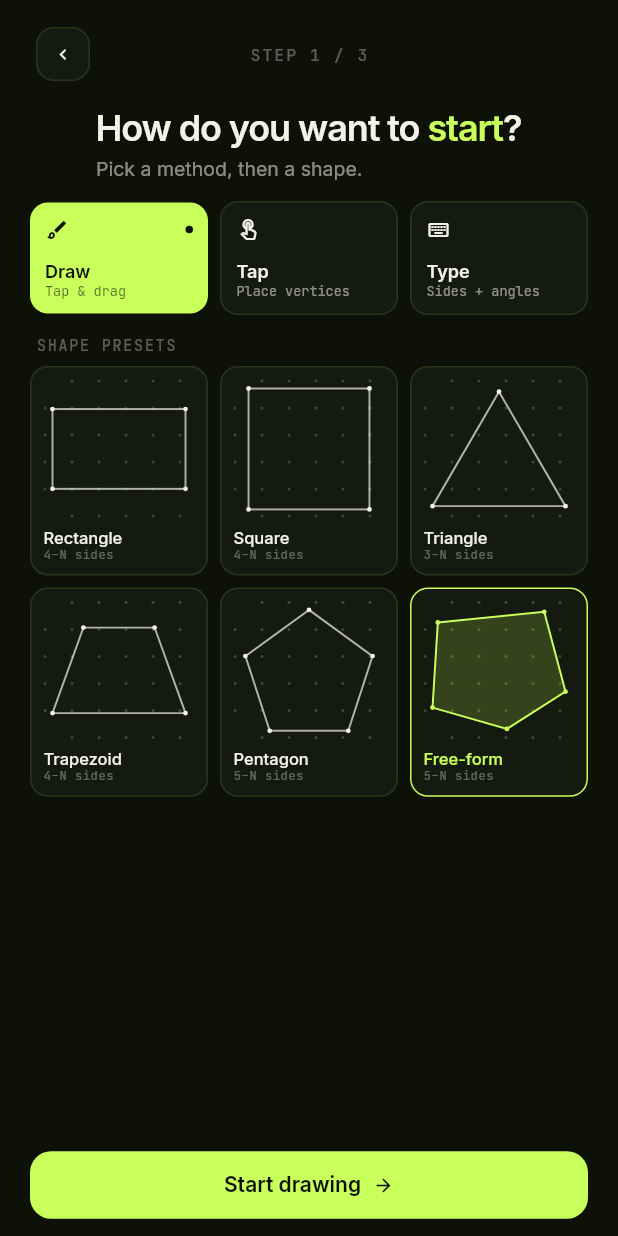
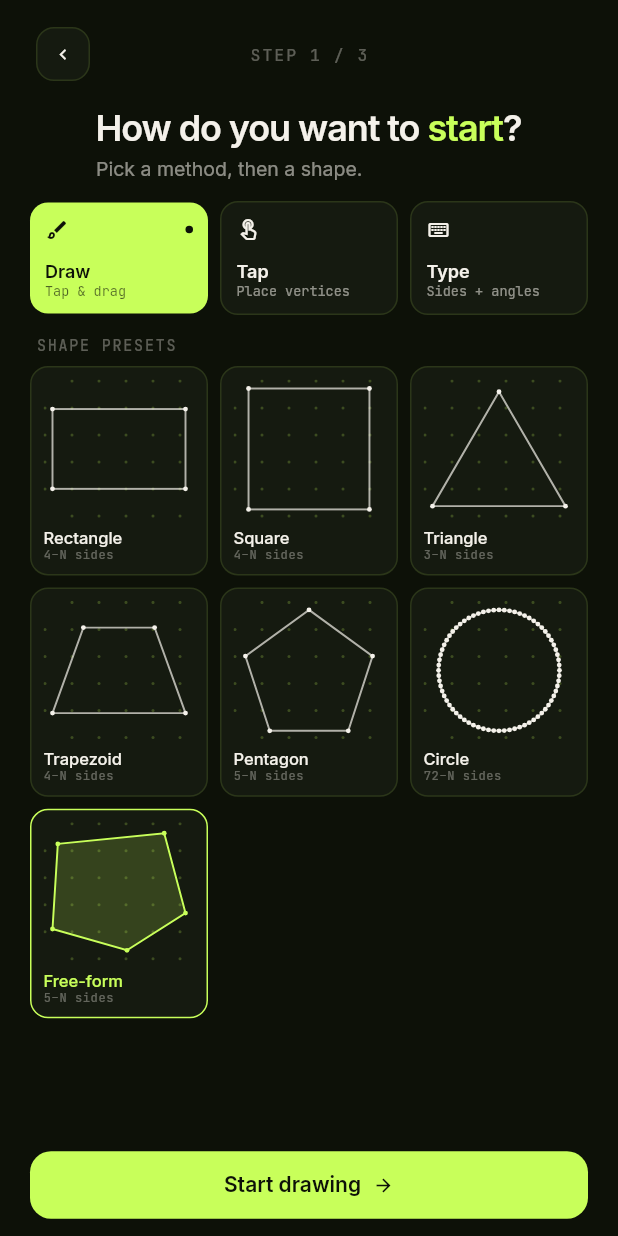
Before and after one commit to zamansheikh/plotcalc, a Flutter app: the PickerScreen screen opened by its route, on a phone screen of 412 x 824 dp. Run offline on Flutter 3.47's test engine with Material 3 defaults, Android fonts, the phone set to English and light mode, and no system bars; our stand-ins replace equatable, flutter_bloc, get_it, go_router, google_fonts, pdf and 3 more; accounts and stored records are empty.

Commit message:
feat: circle / radius shapes
Adds Circle to the shape presets. A circle stores its radius and is drawn
as a 72-sided polygon, so every painter, hit test and subdivision keeps
working without a second shape type running through the whole app.

The polygon is for drawing only — its area sits ~0.13% under the true
circle. Everything the user reads comes from Plot.areaSqm / perimeterM,
which use pi*r^2 and 2*pi*r when a radius is known; the history, home,
subdivide and result screens now go through those instead of calling the
shoelace formula themselves.

Editing the outline (dragging, inserting or removing a vertex, or
adjusting a diagonal) clears the radius: a dragged vertex is no longer a
circle, and it becomes an ordinary polygon. The draw screen shows RADIUS
in place of the meaningless "72 sides".

circleRadiusM is omitted from stored JSON when unset, so plots from
earlier releases load unchanged, and a zero, negative or non-numeric
value reads as "not a circle" rather than throwing.

```diff
--- a/lib/core/geometry/geometry.dart
+++ b/lib/core/geometry/geometry.dart
@@ -67,4 +67,16 @@ class Geometry {
     }
     return (minX, minY, maxX, maxY);
   }
+
+  /// Exact area of a circle, used instead of the polygon approximation when
+  /// a plot knows its radius.
+  static double circleArea(double radius) => math.pi * radius * radius;
+
+  /// Exact circumference, likewise.
+  static double circleCircumference(double radius) => 2 * math.pi * radius;
+
+  /// Radius of the circle with the given area — how a typed area becomes a
+  /// drawable circle.
+  static double radiusForArea(double areaSqm) =>
+      areaSqm <= 0 ? 0 : math.sqrt(areaSqm / math.pi);
 }
--- a/lib/core/geometry/presets.dart
+++ b/lib/core/geometry/presets.dart
@@ -8,8 +8,27 @@ enum ShapePreset {
   triangle,
   trapezoid,
   pentagon,
+  circle,
   freeform,
 }
+
+/// A circle is stored as its radius and drawn as a fine regular polygon, so
+/// every painter and hit test keeps working unchanged.
+///
+/// The polygon is for drawing only: at 72 sides its area is about 0.13% under
+/// the true circle, which is invisible on screen but would be wrong in a
+/// figure. Anything the user reads comes from [Plot.areaSqm] /
+/// [Plot.perimeterM], which use the exact formulae when a radius is known.
+const int circleSegments = 72;
+
+/// Vertices approximating a circle of [radius] metres, centred at origin.
+List<Vertex> circleVertices(double radius) => List.generate(
+  circleSegments,
+  (i) {
+    final a = -math.pi / 2 + i * 2 * math.pi / circleSegments;
+    return Vertex(radius * math.cos(a), radius * math.sin(a));
+  },
+);
 
 extension ShapePresetX on ShapePreset {
   // Display names are locale-dependent — see ShapePresetL10n.labelOf.
@@ -44,6 +63,7 @@ extension ShapePresetX on ShapePreset {
             final a = -math.pi / 2 + i * 2 * math.pi / 5;
             return Vertex(r * math.cos(a), r * math.sin(a));
           }),
+        ShapePreset.circle => circleVertices(22),
         ShapePreset.freeform => const [
             Vertex(-22, -18),
             Vertex(18, -22),
--- a/lib/domain/entities/plot.dart
+++ b/lib/domain/entities/plot.dart
@@ -1,5 +1,6 @@
 import 'package:equatable/equatable.dart';
 
+import '../../core/geometry/geometry.dart';
 import '../../core/geometry/vertex.dart';
 import '../../core/units/area_unit.dart';
 
@@ -28,6 +29,24 @@ class Plot extends Equatable {
   /// which is what every plot saved before this field existed does.
   final AreaUnit? preferredUnit;
 
+  /// Set when this plot is a circle. [vertices] still holds a fine polygon
+  /// so painters and hit tests are unchanged, but area and perimeter come
+  /// from the exact formulae, and the UI says "circle" rather than "72 sides".
+  final double? circleRadiusM;
+
+  bool get isCircle => circleRadiusM != null && circleRadiusM! > 0;
+
+  /// Area as the user should see it. For a circle this is exact rather than
+  /// the drawn polygon's slightly smaller area.
+  double get areaSqm => isCircle
+      ? Geometry.circleArea(circleRadiusM!)
+      : Geometry.polygonArea(vertices);
+
+  /// Likewise the boundary length: a circumference for circles.
+  double get perimeterM => isCircle
+      ? Geometry.circleCircumference(circleRadiusM!)
+      : Geometry.polygonPerimeter(vertices);
+
   const Plot({
     required this.id,
     required this.name,
@@ -36,6 +55,7 @@ class Plot extends Equatable {
     required this.createdAt,
     required this.colorValue,
     this.preferredUnit,
+    this.circleRadiusM,
   });
 
   Plot copyWith({
@@ -46,10 +66,14 @@ class Plot extends Equatable {
     DateTime? createdAt,
     int? colorValue,
     AreaUnit? preferredUnit,
+    double? circleRadiusM,
 
     /// Explicitly drop the override and go back to the app setting;
     /// passing `preferredUnit: null` can't express that on its own.
     bool clearPreferredUnit = false,
+
+    /// Editing a circle's outline turns it into an ordinary polygon.
+    bool clearCircle = false,
   }) =>
       Plot(
         id: id ?? this.id,
@@ -61,6 +85,9 @@ class Plot extends Equatable {
         preferredUnit: clearPreferredUnit
             ? null
             : (preferredUnit ?? this.preferredUnit),
+        circleRadiusM: clearCircle
+            ? null
+            : (circleRadiusM ?? this.circleRadiusM),
       );
 
   Map<String, dynamic> toJson() => {
@@ -73,6 +100,7 @@ class Plot extends Equatable {
         // Omitted entirely when unset, so the stored shape is unchanged for
         // plots that follow the app setting.
         if (preferredUnit != null) 'preferredUnit': preferredUnit!.name,
+        if (circleRadiusM != null) 'circleRadiusM': circleRadiusM,
       };
 
   factory Plot.fromJson(Map<String, dynamic> j) => Plot(
@@ -85,6 +113,10 @@ class Plot extends Equatable {
         createdAt: DateTime.parse(j['createdAt'] as String),
         colorValue: j['colorValue'] as int,
         preferredUnit: _unitOrNull(j['preferredUnit']),
+        circleRadiusM: switch (j['circleRadiusM']) {
+          final num r when r > 0 => r.toDouble(),
+          _ => null,
+        },
       );
 
   /// Unlike [AreaUnit.fromKey] this does not fall back to a real unit: an
@@ -106,5 +138,6 @@ class Plot extends Equatable {
     createdAt,
     colorValue,
     preferredUnit,
+    circleRadiusM,
   ];
 }
--- a/lib/l10n/l10n.dart
+++ b/lib/l10n/l10n.dart
@@ -90,6 +90,7 @@ extension ShapePresetL10n on ShapePreset {
     ShapePreset.triangle => t.presetTriangle,
     ShapePreset.trapezoid => t.presetTrapezoid,
     ShapePreset.pentagon => t.presetPentagon,
+    ShapePreset.circle => t.presetCircle,
     ShapePreset.freeform => t.presetFreeform,
   };
 }
--- a/lib/presentation/features/draw/bloc/draw_event.dart
+++ b/lib/presentation/features/draw/bloc/draw_event.dart
@@ -92,9 +92,14 @@ class TapPlacementCompleted extends DrawEvent {
 /// Type mode: replace the polygon with a freshly-generated vertex list.
 class TypeShapeGenerated extends DrawEvent {
   final List<Vertex> vertices;
-  const TypeShapeGenerated(this.vertices);
+
+  /// Set when the generated shape is a circle, so the plot can be saved as
+  /// one rather than as a 72-sided polygon.
+  final double? circleRadiusM;
+
+  const TypeShapeGenerated(this.vertices, {this.circleRadiusM});
   @override
-  List<Object?> get props => [vertices];
+  List<Object?> get props => [vertices, circleRadiusM];
 }
 
 /// View signals that the type-input sheet has been shown — clears the flag
--- a/lib/presentation/features/draw/bloc/draw_state.dart
+++ b/lib/presentation/features/draw/bloc/draw_state.dart
@@ -20,6 +20,10 @@ class DrawState extends Equatable {
   /// uses this to know it should prompt for dimensions on entry.
   final bool awaitingTypeInput;
 
+  /// Set when the shape being drawn is a circle. Any edit to the outline
+  /// clears it, because a dragged vertex is no longer a circle.
+  final double? circleRadiusM;
+
   const DrawState({
     this.vertices = const [],
     this.selectedIndex = 0,
@@ -29,6 +33,7 @@ class DrawState extends Equatable {
     this.inputMethod = InputMethod.draw,
     this.isPlacingTaps = false,
     this.awaitingTypeInput = false,
+    this.circleRadiusM,
   });
 
   DrawState copyWith({
@@ -40,6 +45,10 @@ class DrawState extends Equatable {
     InputMethod? inputMethod,
     bool? isPlacingTaps,
     bool? awaitingTypeInput,
+    double? circleRadiusM,
+
+    /// Any outline edit calls this: the shape stops being a circle.
+    bool clearCircle = false,
   }) =>
       DrawState(
         vertices: vertices ?? this.vertices,
@@ -50,6 +59,9 @@ class DrawState extends Equatable {
         inputMethod: inputMethod ?? this.inputMethod,
         isPlacingTaps: isPlacingTaps ?? this.isPlacingTaps,
         awaitingTypeInput: awaitingTypeInput ?? this.awaitingTypeInput,
+        circleRadiusM: clearCircle
+            ? null
+            : (circleRadiusM ?? this.circleRadiusM),
       );
 
   @override
@@ -62,5 +74,6 @@ class DrawState extends Equatable {
         inputMethod,
         isPlacingTaps,
         awaitingTypeInput,
+        circleRadiusM,
       ];
 }
--- a/lib/presentation/features/draw/view/type_input_sheet.dart
+++ b/lib/presentation/features/draw/view/type_input_sheet.dart
@@ -101,6 +101,9 @@ class _TypeInputSheetState extends State<_TypeInputSheet> {
       ShapePreset.pentagon => {
           'Side': TextEditingController(text: def(26)),
         },
+      ShapePreset.circle => {
+          'Radius': TextEditingController(text: def(20)),
+        },
       ShapePreset.freeform => {
           'Side length': TextEditingController(text: def(25)),
         },
@@ -141,6 +144,7 @@ class _TypeInputSheetState extends State<_TypeInputSheet> {
         ShapePreset.trapezoid =>
           _trapezoid(m['Top']!, m['Bottom']!, m['Height']!),
         ShapePreset.pentagon => _regularPolygon(5, m['Side']!),
+        ShapePreset.circle => circleVertices(m['Radius']!),
         ShapePreset.freeform =>
           _regularPolygon(_sideCount, m['Side length']!),
       };
@@ -288,6 +292,7 @@ class _TypeInputSheetState extends State<_TypeInputSheet> {
     ShapePreset.triangle => context.l10n.typeTriangle3,
     ShapePreset.trapezoid => context.l10n.presetTrapezoid,
     ShapePreset.pentagon => context.l10n.typeRegularPentagon,
+    ShapePreset.circle => context.l10n.typeCircleSubtitle,
     ShapePreset.freeform => context.l10n.typeRegularPolygon,
   };
 
@@ -303,6 +308,7 @@ class _TypeInputSheetState extends State<_TypeInputSheet> {
     'Top' => context.l10n.typeTop,
     'Bottom' => context.l10n.typeBottom,
     'Side length' => context.l10n.typeSideLength,
+    'Radius' => context.l10n.typeRadius,
     _ => key,
   };
 }
--- a/lib/presentation/features/history/view/history_screen.dart
+++ b/lib/presentation/features/history/view/history_screen.dart
@@ -4,7 +4,6 @@ import 'package:go_router/go_router.dart';
 import 'package:intl/intl.dart';
 
 import '../../../../core/di/injection.dart';
-import '../../../../core/geometry/geometry.dart';
 import '../../../../core/router/app_router.dart';
 import '../../../../core/theme/app_colors.dart';
 import '../../../../core/theme/app_typography.dart';
@@ -47,7 +46,7 @@ class _HistoryView extends StatelessWidget {
           final visible = state.visible;
           final totalSqm = state.plots.fold<double>(
             0,
-            (acc, p) => acc + Geometry.polygonArea(p.vertices),
+            (acc, p) => acc + p.areaSqm,
           );
           return Column(
             children: [
@@ -412,7 +411,7 @@ class _Tile extends StatelessWidget {
   Widget build(BuildContext context) {
     final accent = context.watch<SettingsBloc>().state.accent;
     final color = Color(plot.colorValue);
-    final areaSqm = Geometry.polygonArea(plot.vertices);
+    final areaSqm = plot.areaSqm;
     final unit =
         plot.preferredUnit ?? context.watch<SettingsBloc>().state.areaUnit;
     return InkWell(
--- a/lib/presentation/features/home/view/home_screen.dart
+++ b/lib/presentation/features/home/view/home_screen.dart
@@ -3,7 +3,6 @@ import 'package:flutter_bloc/flutter_bloc.dart';
 import 'package:go_router/go_router.dart';
 
 import '../../../../core/di/injection.dart';
-import '../../../../core/geometry/geometry.dart';
 import '../../../../core/router/app_router.dart';
 import '../../../../core/theme/app_colors.dart';
 import '../../../../core/theme/app_typography.dart';
@@ -46,7 +45,7 @@ class _HomeView extends StatelessWidget {
         builder: (context, state) {
           final totalSqm = state.plots.fold<double>(
             0,
-            (acc, p) => acc + Geometry.polygonArea(p.vertices),
+            (acc, p) => acc + p.areaSqm,
           );
           return Column(
             children: [
@@ -464,7 +463,7 @@ class _RecentList extends StatelessWidget {
       itemBuilder: (context, i) {
         final p = visible[i];
         final color = Color(p.colorValue);
-        final areaSqm = Geometry.polygonArea(p.vertices);
+        final areaSqm = p.areaSqm;
         final unit =
             p.preferredUnit ?? context.watch<SettingsBloc>().state.areaUnit;
         return Material(
--- a/lib/presentation/features/subdivide/view/subdivide_screen.dart
+++ b/lib/presentation/features/subdivide/view/subdivide_screen.dart
@@ -283,7 +283,7 @@ class _PlotPickerTile extends StatelessWidget {
   @override
   Widget build(BuildContext context) {
     final color = Color(plot.colorValue);
-    final areaSqm = Geometry.polygonArea(plot.vertices);
+    final areaSqm = plot.areaSqm;
     return Material(
       color: Colors.transparent,
       child: InkWell(
```
Also changed, not shown: lib/l10n/app_bn.arb (+6 -1 lines), lib/l10n/app_en.arb (+16 -0 lines), lib/presentation/features/draw/bloc/draw_bloc.dart (+10 -1 lines), lib/presentation/features/draw/view/draw_screen.dart (+36 -9 lines), lib/l10n/generated/app_localizations.dart, lib/l10n/generated/app_localizations_bn.dart, lib/l10n/generated/app_localizations_en.dart, 1 other file.
